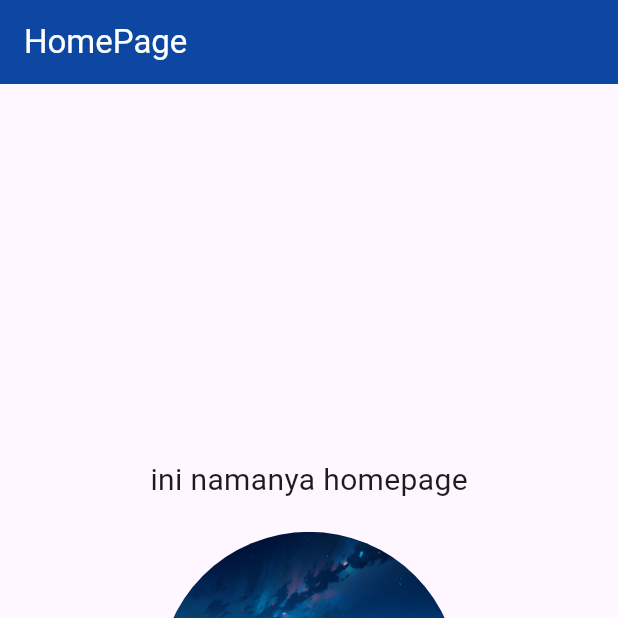
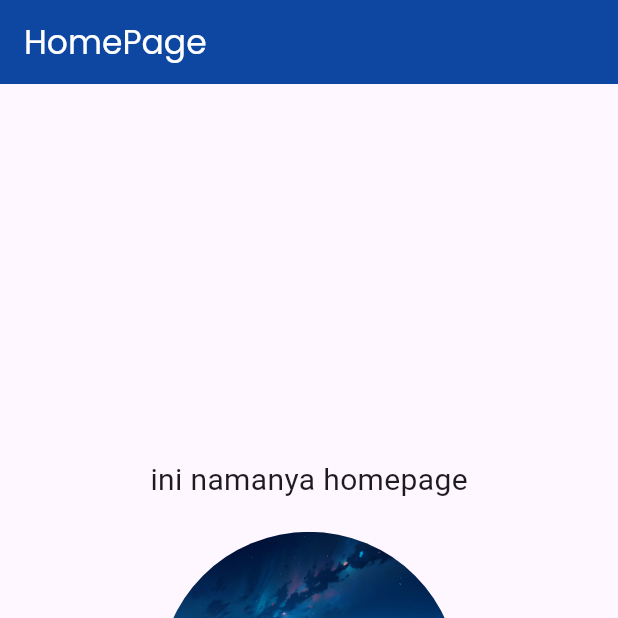
Before and after one commit to gilbertmulyadi/Progmob, a Flutter app: the HomePage screen opened directly, on a phone screen of 412 x 824 dp, the top half of it. Run offline on Flutter 3.47's test engine with Material 3 defaults, Android fonts, the phone set to English and light mode, and no system bars.

Commit message:
ubah font

```diff
--- a/lib/pages/homepage.dart
+++ b/lib/pages/homepage.dart
@@ -10,7 +10,7 @@ class HomePage extends StatelessWidget {
         title: const Text(
           'HomePage',
           style: TextStyle(
-            color: Colors.white,
+            color: Colors.white, fontFamily: 'Poppins'
           ),
         ),
         backgroundColor: Colors.blue[900],
```
